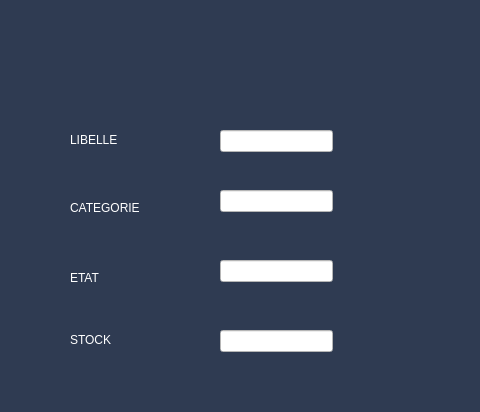
This is addequipment.ui in HyperDarkmoon/TVEmpire as Qt 5 draws it before an edit; both pictures show x 0 to 480 and y 0 to 412 of the 1012 by 538 pixel window. The edited form follows.
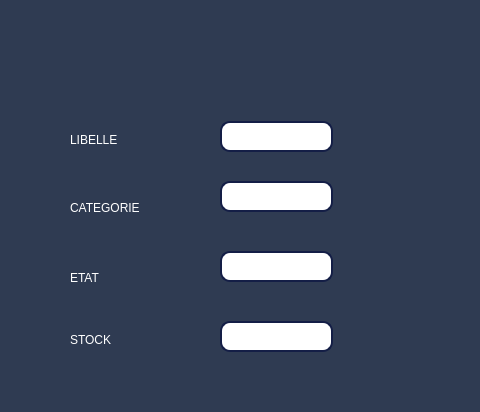
This is the edited form.

The edit to the form file:
```diff
--- a/addequipment.ui
+++ b/addequipment.ui
@@ -20,13 +20,28 @@
    <property name="geometry">
     <rect>
      <x>220</x>
-     <y>130</y>
+     <y>121</y>
      <width>113</width>
-     <height>22</height>
+     <height>31</height>
     </rect>
    </property>
    <property name="styleSheet">
-    <string notr="true">background-color: rgb(255, 255, 255);</string>
+    <string notr="true">
+
+QLineEdit {
+
+   background-color: rgb(255, 255, 255);
+    border: 2px solid #141E46;
+    border-radius: 10px;
+    padding: 5px;
+}
+
+QTextEdit {
+    border: 2px solid #141E46;
+    border-radius: 10px;
+    padding: 1.5px;
+}
+</string>
    </property>
   </widget>
   <widget class="QLabel" name="label">
@@ -34,7 +49,7 @@
     <rect>
      <x>70</x>
      <y>130</y>
-     <width>111</width>
+     <width>51</width>
      <height>21</height>
     </rect>
    </property>
@@ -88,26 +103,54 @@
    <property name="geometry">
     <rect>
      <x>220</x>
-     <y>190</y>
+     <y>181</y>
      <width>113</width>
-     <height>22</height>
+     <height>31</height>
     </rect>
    </property>
    <property name="styleSheet">
-    <string notr="true">background-color: rgb(255, 255, 255);</string>
+    <string notr="true">
+QLineEdit {
+
+   background-color: rgb(255, 255, 255);
+    border: 2px solid #141E46;
+    border-radius: 10px;
+    padding: 5px;
+}
+
+QTextEdit {
+    border: 2px solid #141E46;
+    border-radius: 10px;
+    padding: 1.5px;
+}
+</string>
    </property>
   </widget>
   <widget class="QLineEdit" name="stateE">
    <property name="geometry">
     <rect>
      <x>220</x>
-     <y>260</y>
+     <y>251</y>
      <width>113</width>
-     <height>22</height>
+     <height>31</height>
     </rect>
    </property>
    <property name="styleSheet">
-    <string notr="true">background-color: rgb(255, 255, 255);</string>
+    <string notr="true">
+QLineEdit {
+
+   background-color: rgb(255, 255, 255);
+    border: 2px solid #141E46;
+    border-radius: 10px;
+    padding: 5px;
+}
+
+QTextEdit {
+    border: 2px solid #141E46;
+    border-radius: 10px;
+    padding: 1.5px;
+}
+</string>
    </property>
   </widget>
   <widget class="QLabel" name="stockE">
@@ -127,13 +170,27 @@
    <property name="geometry">
     <rect>
      <x>220</x>
-     <y>330</y>
+     <y>321</y>
      <width>113</width>
-     <height>22</height>
+     <height>31</height>
     </rect>
    </property>
    <property name="styleSheet">
-    <string notr="true">background-color: rgb(255, 255, 255);</string>
+    <string notr="true">
+QLineEdit {
+
+   background-color: rgb(255, 255, 255);
+    border: 2px solid #141E46;
+    border-radius: 10px;
+    padding: 5px;
+}
+
+QTextEdit {
+    border: 2px solid #141E46;
+    border-radius: 10px;
+    padding: 1.5px;
+}
+</string>
    </property>
   </widget>
  </widget>
```
